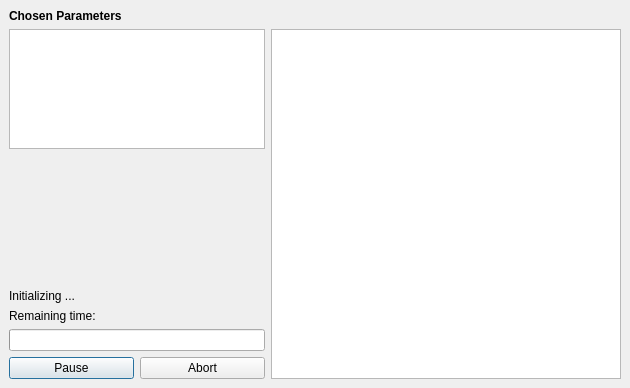
This is source/VIEW/DIALOGS/dockProgressDialog.ui in BALL-Project/ball as Qt 5 draws it before an edit. The edited form follows.
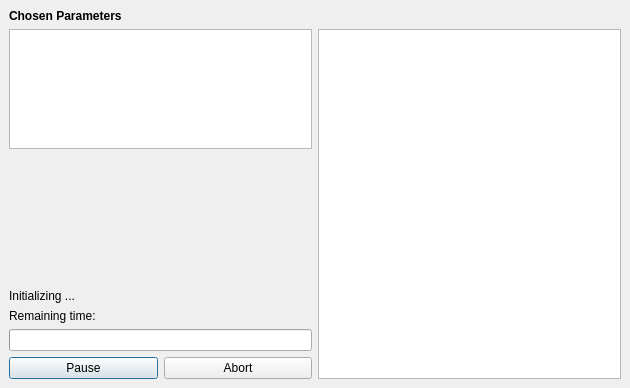
This is the edited form.

```diff
--- a/source/VIEW/DIALOGS/dockProgressDialog.ui
+++ b/source/VIEW/DIALOGS/dockProgressDialog.ui
@@ -20,6 +20,12 @@
     <verstretch>0</verstretch>
    </sizepolicy>
   </property>
+  <property name="minimumSize" >
+   <size>
+    <width>0</width>
+    <height>0</height>
+   </size>
+  </property>
   <property name="windowTitle" >
    <string>Docking Progress</string>
   </property>
@@ -60,8 +66,8 @@
     <widget class="QTextEdit" name="options" >
      <property name="minimumSize" >
       <size>
-       <width>350</width>
-       <height>300</height>
+       <width>0</width>
+       <height>0</height>
       </size>
      </property>
      <property name="readOnly" >
@@ -96,7 +102,7 @@
        </property>
        <property name="minimumSize" >
         <size>
-         <width>110</width>
+         <width>0</width>
          <height>0</height>
         </size>
        </property>
@@ -117,7 +123,7 @@
        </property>
        <property name="minimumSize" >
         <size>
-         <width>200</width>
+         <width>0</width>
          <height>0</height>
         </size>
        </property>
@@ -145,7 +151,7 @@
        </property>
        <property name="minimumSize" >
         <size>
-         <width>110</width>
+         <width>0</width>
          <height>0</height>
         </size>
        </property>
@@ -168,8 +174,8 @@
      </property>
      <property name="minimumSize" >
       <size>
-       <width>250</width>
-       <height>120</height>
+       <width>0</width>
+       <height>0</height>
       </size>
      </property>
      <property name="maximumSize" >
```
